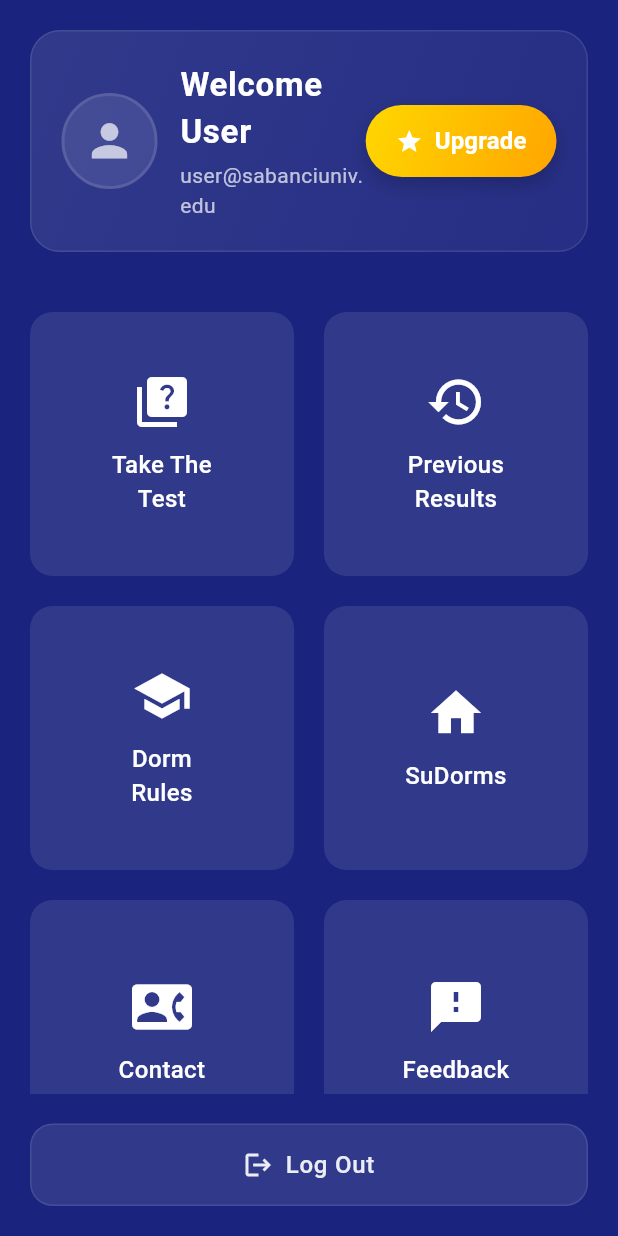
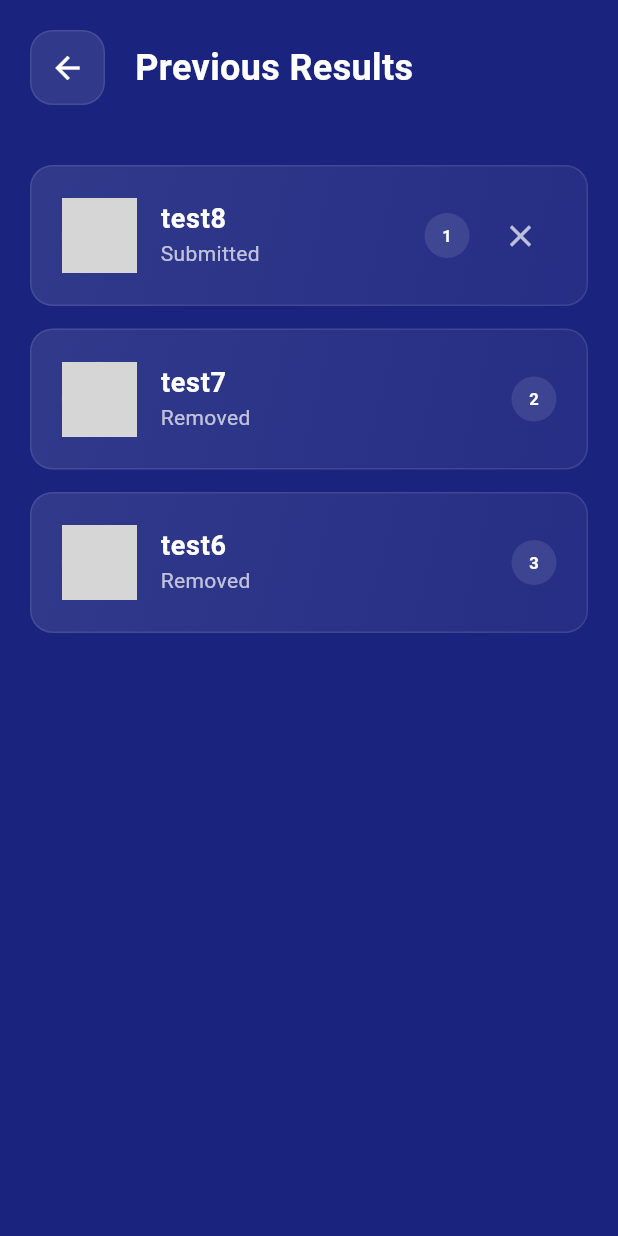
Before and after one commit to OguzTemelli/CS310-Group-14, a Flutter app: the HomeScreen screen opened by its route, after a tap on an icon or button, on a phone screen of 412 x 824 dp. Run offline on Flutter 3.47's test engine with Material 3 defaults, Android fonts, the phone set to English and light mode, and no system bars; grey boxes are pictures that could not be loaded.

Commit message:
Added Best Matches screen and Previous Results screen, updated navigation

```diff
--- a/lib/main.dart
+++ b/lib/main.dart
@@ -9,6 +9,8 @@ import 'screens/test_confirmation_screen.dart';
 import 'screens/test_screen.dart';
 import 'screens/upgrade_membership_screen.dart';
 import 'screens/payment_success_screen.dart';
+import 'screens/previous_results_screen.dart';
+import 'screens/best_matches_screen.dart';
 
 void main() {
   runApp(const MyApp());
@@ -56,6 +58,8 @@ class MyApp extends StatelessWidget {
         '/upgrade-membership': (context) => const UpgradeMembershipScreen(),
         '/payment-success':
             (context) => const PaymentSuccessScreen(membershipType: 'Premium'),
+        '/previous-results': (context) => const PreviousResultsScreen(),
+        '/best-matches': (context) => const BestMatchesScreen(),
       },
     );
   }
--- a/lib/screens/home_screen.dart
+++ b/lib/screens/home_screen.dart
@@ -145,7 +145,7 @@ class HomeScreen extends StatelessWidget {
                       icon: Icons.history,
                       label: 'Previous\nResults',
                       onTap: () {
-                        // TODO: Implement results navigation
+                        Navigator.pushNamed(context, '/previous-results');
                       },
                     ),
                     _buildMenuButton(
--- /dev/null
+++ b/lib/screens/previous_results_screen.dart
@@ -0,0 +1,178 @@
+import 'package:flutter/material.dart';
+
+class PreviousResultsScreen extends StatefulWidget {
+  const PreviousResultsScreen({super.key});
+
+  @override
+  State<PreviousResultsScreen> createState() => _PreviousResultsScreenState();
+}
+
+class _PreviousResultsScreenState extends State<PreviousResultsScreen> {
+  final List<Map<String, dynamic>> _tests = [
+    {'name': 'test8', 'status': 'Submitted', 'number': 1},
+    {'name': 'test7', 'status': 'Removed', 'number': 2},
+    {'name': 'test6', 'status': 'Removed', 'number': 3},
+  ];
+
+  void _removeTest(int index) {
+    setState(() {
+      _tests[index]['status'] = 'Removed';
+    });
+  }
+
+  @override
+  Widget build(BuildContext context) {
+    return Scaffold(
+      backgroundColor: const Color(0xFF1a237e), // Koyu mavi arka plan
+      body: SafeArea(
+        child: Column(
+          children: [
+            // Header with back button
+            Padding(
+              padding: const EdgeInsets.all(20.0),
+              child: Row(
+                children: [
+                  // Back Button
+                  Container(
+                    decoration: BoxDecoration(
+                      color: Colors.white.withOpacity(0.1),
+                      borderRadius: BorderRadius.circular(15),
+                      border: Border.all(
+                        color: Colors.white.withOpacity(0.1),
+                        width: 1,
+                      ),
+                    ),
+                    child: IconButton(
+                      icon: const Icon(Icons.arrow_back, color: Colors.white),
+                      onPressed: () => Navigator.pop(context),
+                    ),
+                  ),
+                  const SizedBox(width: 20),
+                  // Title
+                  const Text(
+                    'Previous Results',
+                    style: TextStyle(
+                      color: Colors.white,
+                      fontSize: 24,
+                      fontWeight: FontWeight.bold,
+                    ),
+                  ),
+                ],
+              ),
+            ),
+            // Results List
+            Expanded(
+              child: ListView.builder(
+                padding: const EdgeInsets.all(20),
+                itemCount: _tests.length,
+                itemBuilder: (context, index) {
+                  final test = _tests[index];
+                  return _buildResultItem(
+                    test['name'],
+                    test['status'],
+                    test['number'],
+                    onRemove: test['status'] == 'Submitted' ? () => _removeTest(index) : null,
+                  );
+                },
+              ),
+            ),
+          ],
+        ),
+      ),
+    );
+  }
+
+  Widget _buildResultItem(
+    String testName,
+    String status,
+    int number, {
+    VoidCallback? onRemove,
+  }) {
+    return Container(
+      margin: const EdgeInsets.only(bottom: 15),
+      decoration: BoxDecoration(
+        gradient: LinearGradient(
+          colors: [
+            Colors.white.withOpacity(0.1),
+            Colors.white.withOpacity(0.05),
+          ],
+          begin: Alignment.topLeft,
+          end: Alignment.bottomRight,
+        ),
+        borderRadius: BorderRadius.circular(15),
+        border: Border.all(
+          color: Colors.white.withOpacity(0.1),
+          width: 1,
+        ),
+      ),
+      child: ListTile(
+        contentPadding: const EdgeInsets.symmetric(horizontal: 20, vertical: 10),
+        leading: Container(
+          width: 50,
+          height: 50,
+          decoration: BoxDecoration(
+            color: Colors.white.withOpacity(0.1),
+            shape: BoxShape.circle,
+          ),
+          child: ClipOval(
+            child: Image.asset(
+              'assets/images/test_icon.png',
+              fit: BoxFit.cover,
+              errorBuilder: (context, error, stackTrace) {
+                return const Icon(
+                  Icons.assignment,
+                  color: Colors.white70,
+                  size: 30,
+                );
+              },
+            ),
+          ),
+        ),
+        title: Text(
+          testName,
+          style: const TextStyle(
+            color: Colors.white,
+            fontSize: 18,
+            fontWeight: FontWeight.bold,
+          ),
+        ),
+        subtitle: Text(
+          status,
+          style: TextStyle(
+            color: Colors.white.withOpacity(0.7),
+            fontSize: 14,
+          ),
+        ),
+        trailing: Row(
+          mainAxisSize: MainAxisSize.min,
+          children: [
+            Container(
+              width: 30,
+              height: 30,
+              decoration: BoxDecoration(
+                color: Colors.white.withOpacity(0.1),
+                shape: BoxShape.circle,
+              ),
+              child: Center(
+                child: Text(
+                  number.toString(),
+                  style: const TextStyle(
+                    color: Colors.white,
+                    fontWeight: FontWeight.bold,
+                  ),
+                ),
+              ),
+            ),
+            if (onRemove != null) ...[
+              const SizedBox(width: 10),
+              IconButton(
+                icon: const Icon(Icons.close, color: Colors.white70),
+                onPressed: onRemove,
+              ),
+            ],
+          ],
+        ),
+      ),
+    );
+  }
+}
```
Also changed, not shown: lib/screens/best_matches_screen.dart (added, +198 -0 lines), lib/screens/test_screen.dart (+26 -2 lines).
